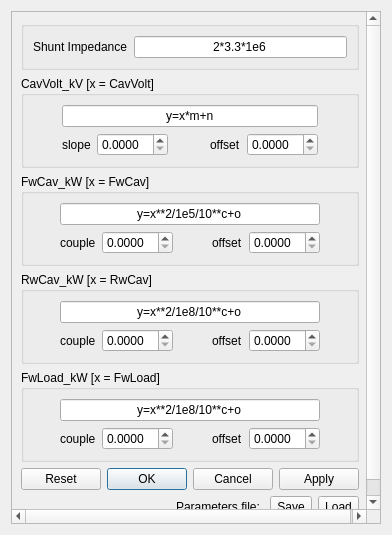
First picture: the form in src/widgets/ui/FacadeAdjustments.ui, repository srgblnch/FastDataLoggerGUI, before the edit.
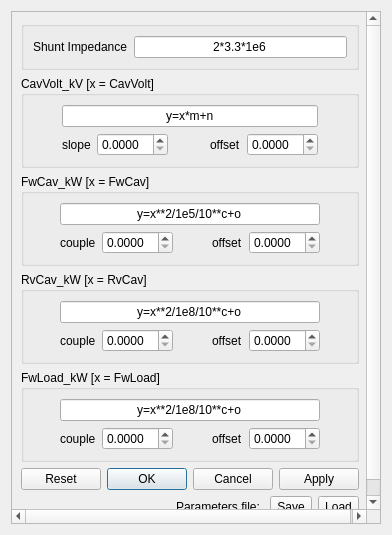
Second picture: the form after the edit. Custom widgets are drawn as their Qt base class.

Commit message: improve the exception catch on the shunt impedance as a revision of the reported issue 7380. Fix gui issues

Diff of the .ui file:
```diff
--- a/src/widgets/ui/FacadeAdjustments.ui
+++ b/src/widgets/ui/FacadeAdjustments.ui
@@ -339,7 +339,7 @@
        <item row="4" column="1">
         <widget class="QGroupBox" name="RvCav">
          <property name="title">
-          <string>RwCav_kW [x = RwCav]</string>
+          <string>RvCav_kW [x = RvCav]</string>
          </property>
          <layout class="QGridLayout" name="gridLayout_7">
           <item row="1" column="3">
```
The commit also changes 2 other files.
